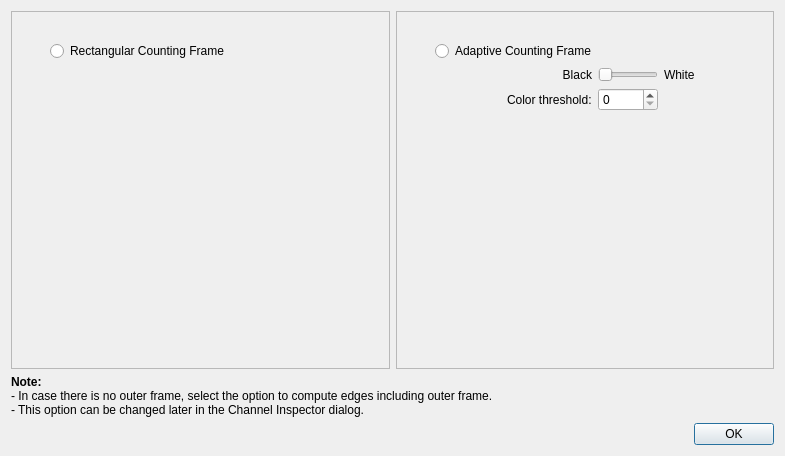
The window that Plugins/CountingFrame/Dialogs/TypeDialog.ui (FelixdelasPozas/EspINA) describes before a commit, drawn with Qt 5.
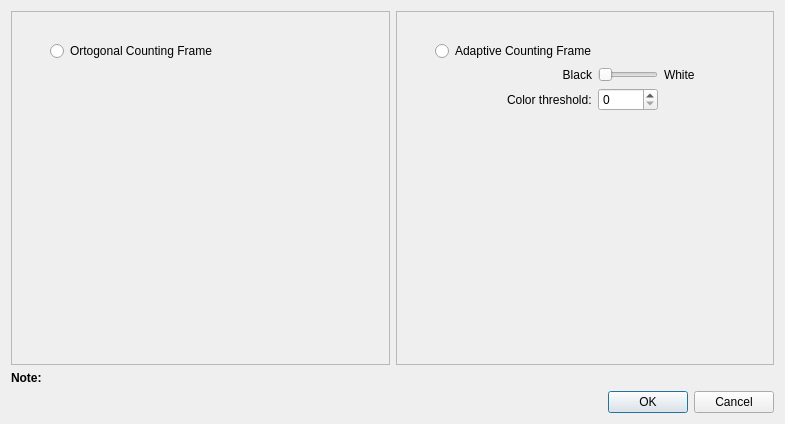
The same window after the commit. Icons and pictures are not drawn.

Commit message: Templatize extensions and update Counting Frame Panel

The edit to the form file:
```diff
--- a/Plugins/CountingFrame/Dialogs/TypeDialog.ui
+++ b/Plugins/CountingFrame/Dialogs/TypeDialog.ui
@@ -7,7 +7,7 @@
     <x>0</x>
     <y>0</y>
     <width>785</width>
-    <height>456</height>
+    <height>424</height>
    </rect>
   </property>
   <property name="windowTitle">
@@ -55,7 +55,7 @@
              </size>
             </property>
             <property name="text">
-             <string>Rectangular Counting Frame</string>
+             <string>Ortogonal Counting Frame</string>
             </property>
             <property name="autoExclusive">
              <bool>true</bool>
@@ -241,7 +241,7 @@
       </sizepolicy>
      </property>
      <property name="text">
-      <string>&lt;html&gt;&lt;head/&gt;&lt;body&gt;&lt;p&gt;&lt;span style=&quot; font-weight:600;&quot;&gt;Note:&lt;/span&gt; &lt;br&gt;-  In case there is no outer frame, select the option to compute edges including outer frame. &lt;br&gt;- This option can be changed later in the Channel Inspector dialog.&lt;/p&gt;&lt;/body&gt;&lt;/html&gt;</string>
+      <string>&lt;html&gt;&lt;head/&gt;&lt;body&gt;&lt;p&gt;&lt;span style=&quot; font-weight:600;&quot;&gt;Note:&lt;/span&gt;&lt;/p&gt;&lt;/body&gt;&lt;/html&gt;</string>
      </property>
     </widget>
    </item>
@@ -251,7 +251,7 @@
       <enum>Qt::Horizontal</enum>
      </property>
      <property name="standardButtons">
-      <set>QDialogButtonBox::Ok</set>
+      <set>QDialogButtonBox::Cancel|QDialogButtonBox::Ok</set>
      </property>
     </widget>
    </item>
```
Left out of the diff: 28 changed lines with no effect on the pictures. The commit also changes 64 other files.
